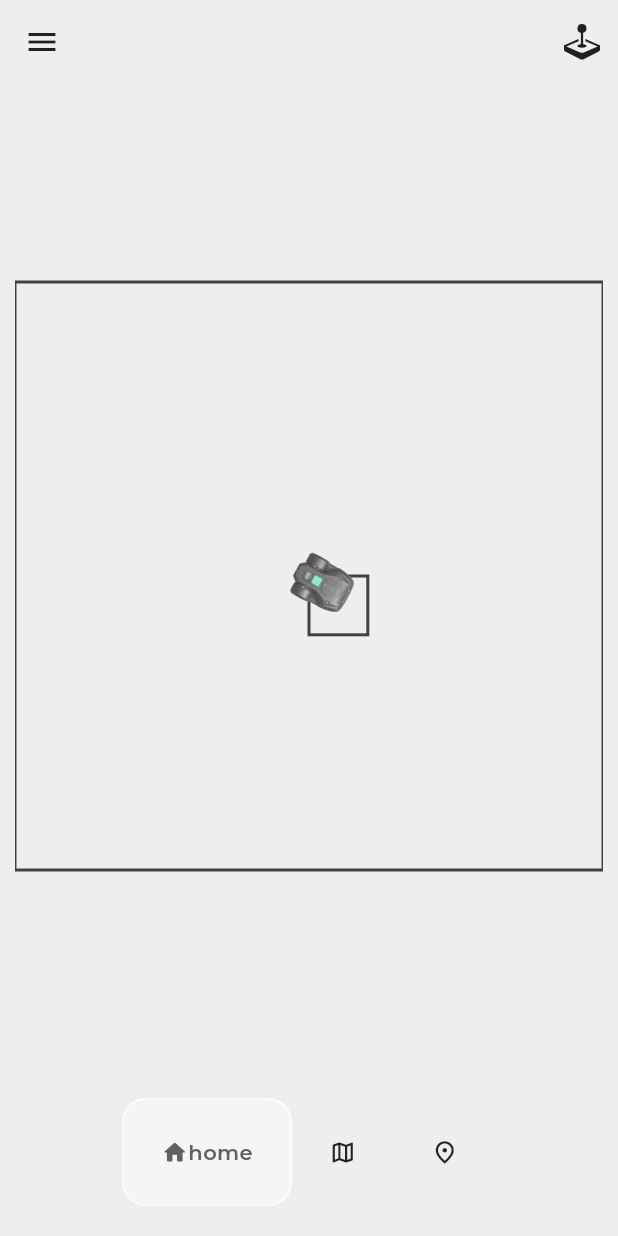
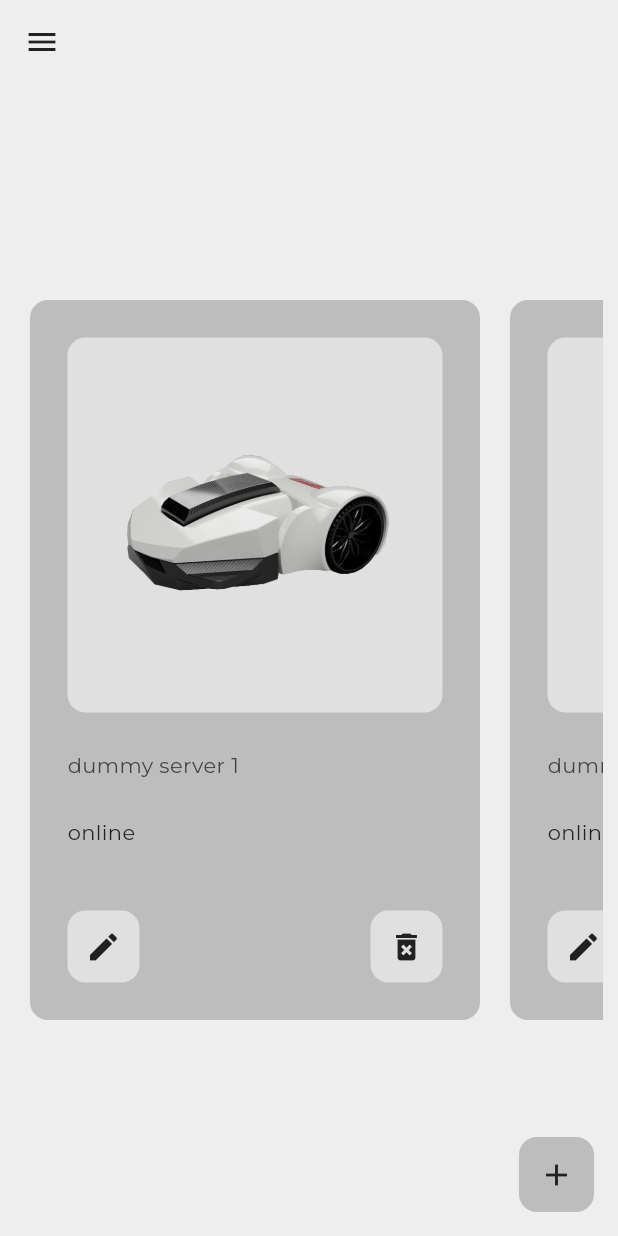
Before and after one commit to EinEinfach/CaSSAndRA_native, a Flutter app: the screen it shows after launch, on a phone screen of 412 x 824 dp. Run offline on Flutter 3.47's test engine with Material 3 defaults, Android fonts, the phone set to English and light mode, and no system bars; drawn by our look-alikes of google_nav_bar; our stand-ins replace bootstrap_icons, google_fonts; missing offline and left inert: mqtt_client, polygon.

Commit message:
Added responsive design servers page Remove server action First implementation of mqtt

```diff
--- /dev/null
+++ b/cassandra_native/lib/components/server_page/server_item.dart
@@ -0,0 +1,84 @@
+import 'package:flutter/material.dart';
+
+import 'package:cassandra_native/models/server.dart';
+
+class ServerItem extends StatelessWidget {
+  final Server server;
+  final void Function()? onTap;
+
+  const ServerItem({
+    super.key,
+    required this.server,
+    required this.onTap,
+  });
+
+
+  @override
+  Widget build(BuildContext context) {
+    return Container(
+        decoration: BoxDecoration(
+          color: Theme.of(context).colorScheme.primary,
+          borderRadius: BorderRadius.circular(12),
+        ),
+        margin: const EdgeInsets.all(10),
+        padding: const EdgeInsets.all(25),
+        width: 300,
+        child: Column(
+          crossAxisAlignment: CrossAxisAlignment.start,
+          mainAxisAlignment: MainAxisAlignment.spaceBetween,
+          children: [
+            Column(
+              crossAxisAlignment: CrossAxisAlignment.start,
+              children: [
+                AspectRatio(
+                  aspectRatio: 1,
+                  child: Container(
+                    decoration: BoxDecoration(
+                      color: Theme.of(context).colorScheme.secondary,
+                      borderRadius: BorderRadius.circular(12),
+                    ),
+                    width: double.infinity,
+                    padding: const EdgeInsets.all(25),
+                    child: categoryImages[server.category],
+                  ),
+                ),
+                const SizedBox(
+                  height: 25,
+                ),
+                Text(
+                  server.clientId,
+                  style: TextStyle(
+                      color: Theme.of(context).colorScheme.inversePrimary),
+                ),
+                const SizedBox(
+                  height: 25,
+                ),
+                const Text("online"),
+              ],
+            ),
+            Row(mainAxisAlignment: MainAxisAlignment.spaceBetween, children: [
+              Container(
+                decoration: BoxDecoration(
+                  color: Theme.of(context).colorScheme.secondary,
+                  borderRadius: BorderRadius.circular(12),
+                ),
+                child: IconButton(
+                  onPressed: () {},
+                  icon: const Icon(Icons.edit),
+                ),
+              ),
+              Container(
+                decoration: BoxDecoration(
+                  color: Theme.of(context).colorScheme.secondary,
+                  borderRadius: BorderRadius.circular(12),
+                ),
+                child: IconButton(
+                  onPressed: onTap,
+                  icon: const Icon(Icons.delete_forever),
+                ),
+              ),
+            ]),
+          ],
+        ));
+  }
+}
--- a/cassandra_native/lib/main.dart
+++ b/cassandra_native/lib/main.dart
@@ -1,7 +1,10 @@
 import 'package:flutter/material.dart';
 import 'package:provider/provider.dart';
+//import 'dart:ui';
 
 import 'package:cassandra_native/theme/theme_provider.dart';
+import 'package:cassandra_native/models/server.dart';
+import 'package:cassandra_native/pages/servers_page.dart';
 import 'package:cassandra_native/pages/home_page.dart';
 import 'package:cassandra_native/pages/settings_page.dart';
 
@@ -9,7 +12,12 @@ void main() {
   runApp(
     MultiProvider(
       providers: [
-        ChangeNotifierProvider(create: (context) => ThemeProvider(),)
+        ChangeNotifierProvider(
+          create: (context) => ThemeProvider(),
+        ),
+        ChangeNotifierProvider(
+          create: (context) => Servers(),
+        ),
       ],
       child: const MyApp(),
     ),
@@ -23,10 +31,14 @@ class MyApp extends StatelessWidget {
   Widget build(BuildContext context) {
     return MaterialApp(
       debugShowCheckedModeBanner: false,
+      // scrollBehavior: const MaterialScrollBehavior().copyWith(
+      //   dragDevices: {PointerDeviceKind.mouse},
+      // ),
       title: 'CaSSAndRA native',
-      initialRoute: '/',
+      initialRoute: '/servers',
       routes: {
-        '/': (context) => const HomePage(),
+        '/servers': (context) => const ServersPage(),
+        '/home': (context) => const HomePage(),
         '/settings': (context) => const SettingsPage(),
       },
       theme: Provider.of<ThemeProvider>(context).themeData,
--- /dev/null
+++ b/cassandra_native/lib/models/server.dart
@@ -0,0 +1,67 @@
+import 'package:flutter/material.dart';
+import 'package:uuid/uuid.dart';
+
+const uuid = Uuid();
+
+enum Category { ardumower, alfred, landrumower, other }
+
+final categoryImages = {
+  Category.ardumower: Image.asset('lib/images/artic_hare.png'),
+  Category.alfred: Image.asset('lib/images/artic_hare.png'),
+  Category.landrumower: Image.asset('lib/images/artic_hare.png'),
+  Category.other: Image.asset('lib/images/artic_hare.png'),
+};
+
+class Server {
+  Server({
+    required this.category,
+    required this.mqttServer,
+    required this.clientId,
+    required this.port,
+    required this.user,
+    required this.password,
+  }) : id = uuid.v4();
+
+  final String id;
+  final Category category;
+  final String mqttServer;
+  final String clientId;
+  final int port;
+  final String user;
+  final String password;
+}
+
+class Servers extends ChangeNotifier {
+  final List<Server> _servers = [
+    Server(
+      category: Category.alfred,
+      clientId: "dummy server 1",
+      mqttServer: "192.168.2.21",
+      password: "123456",
+      user: "test",
+      port: 1831,
+    ),
+    Server(
+      category: Category.alfred,
+      clientId: "dummy server 2",
+      mqttServer: "192.168.2.21",
+      password: "123456",
+      user: "test",
+      port: 1831,
+    ),
+  ];
+
+  List<Server> get servers => _servers;
+
+  // add server
+  void addServer(Server server){
+    _servers.add(server);
+    notifyListeners();
+  }
+
+  //remove server
+  void removeServer(Server server){
+    _servers.remove(server);
+    notifyListeners();
+  }
+}
--- a/cassandra_native/lib/pages/home_page.dart
+++ b/cassandra_native/lib/pages/home_page.dart
@@ -1,18 +1,13 @@
-import 'package:cassandra_native/pages/desktop/home_page_desktop.dart';
 import 'package:flutter/material.dart';
 
 import 'package:cassandra_native/pages/mobile/home_page_mobile.dart';
 import 'package:cassandra_native/pages/tablet/home_page_tablet.dart';
+import 'package:cassandra_native/pages/desktop/home_page_desktop.dart';
 import 'package:cassandra_native/data/ui_state.dart';
 
-class HomePage extends StatefulWidget {
+class HomePage extends StatelessWidget{
   const HomePage({super.key});
 
-  @override
-  State<HomePage> createState() => _HomePageState();
-}
-
-class _HomePageState extends State<HomePage> {
   @override
   Widget build(BuildContext context) {
     return LayoutBuilder(builder: (context, constrains) {
--- /dev/null
+++ b/cassandra_native/lib/pages/mobile/servers_page_mobile.dart
@@ -0,0 +1,45 @@
+import 'package:flutter/material.dart';
+import 'package:cassandra_native/components/nav_drawer.dart';
+
+class ServersPageMobile extends StatelessWidget {
+  final Widget mainContent;
+  const ServersPageMobile({super.key, required this.mainContent});
+
+  @override
+  Widget build(BuildContext context) {
+    return Scaffold(
+      backgroundColor: Theme.of(context).colorScheme.surface,
+      appBar: AppBar(
+        backgroundColor: Colors.transparent,
+        elevation: 0,
+        leading: Builder(builder: (context) {
+          return IconButton(
+            icon: const Icon(Icons.menu),
+            onPressed: () {
+              Scaffold.of(context).openDrawer();
+            },
+          );
+        }),
+      ),
+      floatingActionButton: Container(
+        height: 50,
+        width: 50,
+        decoration: BoxDecoration(
+          color: Theme.of(context).colorScheme.primary,
+          borderRadius: BorderRadius.circular(12),
+        ),
+        child: IconButton(
+          icon: const Icon(Icons.add),
+          onPressed: () {},
+        ),
+      ),
+      drawer: const NavDrawer(),
+      body: Center(
+        child: Padding(
+          padding: const EdgeInsets.all(10),
+          child: mainContent,
+        ),
+      ),
+    );
+  }
+}
--- /dev/null
+++ b/cassandra_native/lib/pages/servers_page.dart
@@ -0,0 +1,77 @@
+import 'package:flutter/material.dart';
+import 'package:provider/provider.dart';
+
+import 'package:cassandra_native/data/ui_state.dart';
+import 'package:cassandra_native/pages/mobile/servers_page_mobile.dart';
+import 'package:cassandra_native/pages/tablet/servers_page_tablet.dart';
+import 'package:cassandra_native/pages/desktop/servers_page_desktop.dart';
+import 'package:cassandra_native/components/server_page/server_item.dart';
+import 'package:cassandra_native/models/server.dart';
+
+class ServersPage extends StatefulWidget {
+  const ServersPage({super.key});
+
+  @override
+  State<ServersPage> createState() => _ServersPageDesktopState();
+}
+
+class _ServersPageDesktopState extends State<ServersPage> {
+
+  void removeServer(BuildContext context, Server server) {
+    showDialog(
+      context: context,
+      builder: (context) => AlertDialog(
+        content: const Text('Remove this server?'),
+        actions: [
+          MaterialButton(
+            onPressed: () => Navigator.pop(context),
+            child: const Text('cancel'),
+          ),
+          MaterialButton(
+            onPressed: () {
+              Navigator.pop(context);
+              context.read<Servers>().removeServer(server);
+            },
+            child: const Text('yes'),
+          ),
+        ],
+      ),
+    );
+  }
+
+  @override
+  Widget build(BuildContext context) {
+    final registredServers = context.watch<Servers>().servers;
+    Widget mainContent = const Center(
+      child: Text('No Server found. Start with add button'),
+    );
+    if (registredServers.isNotEmpty) {
+      mainContent = SizedBox(
+        height: 500,
+        child: ListView.builder(
+          scrollDirection: Axis.horizontal,
+          itemCount: registredServers.length,
+          itemBuilder: (context, index) {
+            final server = registredServers[index];
+            return ServerItem(
+              server: server,
+              onTap: () => removeServer(context, server),
+            );
+          },
+        ),
+      );
+    }
+    return LayoutBuilder(builder: (context, constrains){
+      //+++++++++++++++++++++++++++++++++++++++++++++++mobile page++++++++++++++++++++++++++++++++++++++++++++++++++++
+      if (constrains.maxWidth < smallWidth) {
+        return ServersPageMobile(mainContent: mainContent);
+      //+++++++++++++++++++++++++++++++++++++++++++++++tablet page++++++++++++++++++++++++++++++++++++++++++++++++++++
+      } else if (constrains.maxWidth < largeWidth) {
+        return ServersPageTablet(mainContent: mainContent);
+      //+++++++++++++++++++++++++++++++++++++++++++++++desktop page++++++++++++++++++++++++++++++++++++++++++++++++++++
+      } else {
+        return ServersPageDesktop(mainContent: mainContent);
+      }
+    });
+  }
+}
--- a/cassandra_native/pubspec.yaml
+++ b/cassandra_native/pubspec.yaml
@@ -41,6 +41,8 @@ dependencies:
   bootstrap_icons: ^1.11.3
   polygon: ^0.1.0
   flutter_map: ^7.0.0
+  mqtt_client: ^10.2.1
+  uuid: ^4.4.0
 
 dev_dependencies:
   flutter_test:
```
Also changed, not shown: cassandra_native/lib/comm/mqtt_service.dart (added, +53 -0 lines), cassandra_native/lib/components/nav_drawer.dart (+10 -5 lines), cassandra_native/lib/pages/desktop/servers_page_desktop.dart (added, +33 -0 lines), cassandra_native/lib/pages/settings_page.dart (+10 -5 lines), cassandra_native/lib/pages/tablet/servers_page_tablet.dart (added, +45 -0 lines), cassandra_native/lib/widgets/map/state_map.dart (deleted, +0 -106 lines), cassandra_native/lib/data/test_data.dart (deleted), cassandra_native/pubspec.lock, 1 other file.
